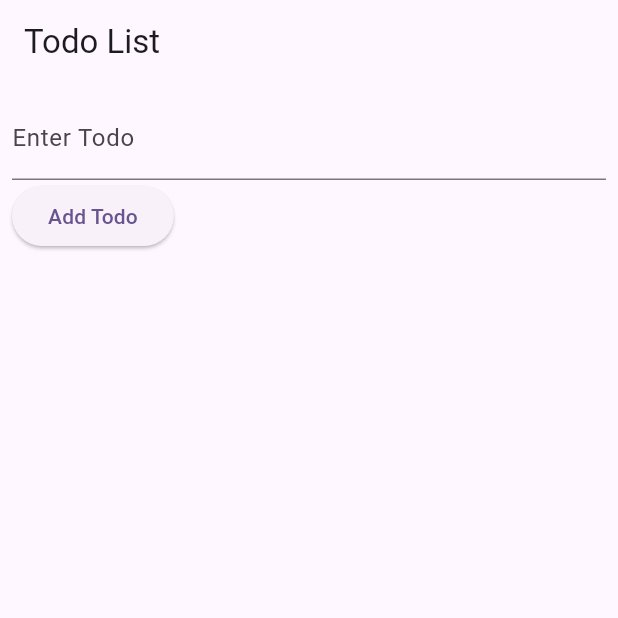
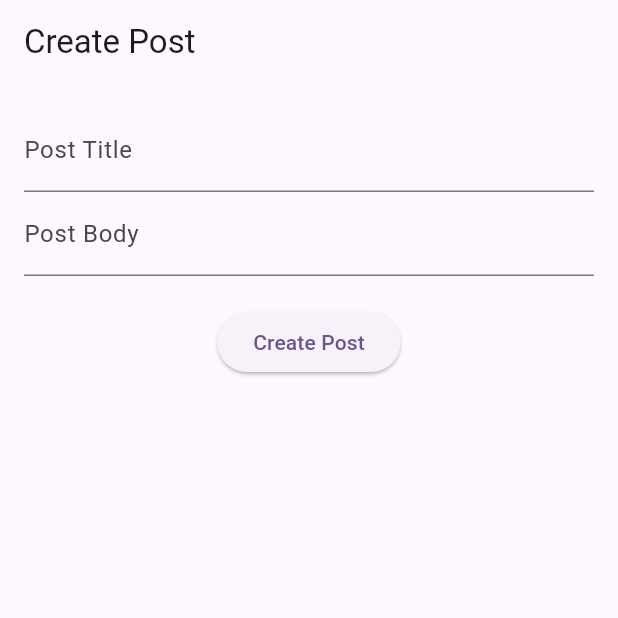
Before and after one commit to GhulamAkber368/1.2-Widget-Testing, a Flutter app: the screen it shows after launch, on a phone screen of 412 x 824 dp, the top half of it. Run offline on Flutter 3.47's test engine with Material 3 defaults, Android fonts, the phone set to English and light mode, and no system bars.

Commit message:
Learned Widget Testing using Todo, Widget Testing using APIs in Detail

```diff
--- a/lib/main.dart
+++ b/lib/main.dart
@@ -1,14 +1,19 @@
 import 'package:flutter/material.dart';
+import 'package:widget_testing/repository/post_repository.dart';
+import 'package:widget_testing/view/post/create_post_view.dart';
+import 'package:widget_testing/view/post/get_posts_view.dart';
 import 'package:widget_testing/view/todo_list_view.dart';
+import 'package:http/http.dart' as http;
 
 void main() {
-  runApp(const MyApp());
+  runApp(MyApp());
 }
 
 class MyApp extends StatelessWidget {
-  const MyApp({super.key});
+  MyApp({super.key});
 
   // This widget is the root of your application.
+  final PostRepository postRepository = PostRepository(http.Client());
   @override
   Widget build(BuildContext context) {
     return MaterialApp(
@@ -24,7 +29,9 @@ class MyApp extends StatelessWidget {
       // ),
       // home: const ToggleSwitchView(),
       // home: const NameInputView(),
-      home: const TodoListView(),
+      // home: const TodoListView(),
+      // home: PostView(postRepository: postRepository),
+      home: CreatePostView(postRepository: postRepository),
     );
   }
 }
--- /dev/null
+++ b/lib/model/post.dart
@@ -0,0 +1,24 @@
+class Post {
+  int? userId;
+  int? id;
+  String? title;
+  String? body;
+
+  Post({this.userId, this.id, this.title, this.body});
+
+  Post.fromJson(Map<String, dynamic> json) {
+    userId = json['userId'];
+    id = json['id'];
+    title = json['title'];
+    body = json['body'];
+  }
+
+  Map<String, dynamic> toJson() {
+    final Map<String, dynamic> data = <String, dynamic>{};
+    data['userId'] = userId;
+    data['id'] = id;
+    data['title'] = title;
+    data['body'] = body;
+    return data;
+  }
+}
--- /dev/null
+++ b/lib/repository/post_repository.dart
@@ -0,0 +1,53 @@
+import 'dart:convert';
+import 'package:flutter/material.dart';
+import 'package:http/http.dart' as http;
+import 'package:widget_testing/model/post.dart';
+import 'package:widget_testing/utils/app_urls.dart';
+
+class PostRepository {
+  final http.Client client;
+  PostRepository(this.client);
+
+  Future<List<Post>> getPosts() async {
+    final response = await client.get(Uri.parse(AppUrls.getPosts));
+
+    if (response.statusCode == 200) {
+      List<dynamic> jsonList = jsonDecode(response.body);
+      return jsonList.map((e) => Post.fromJson(e)).toList();
+    } else if (response.statusCode == 401) {
+      throw Exception("Unauthorized");
+    } else {
+      throw Exception("Something went wrong");
+    }
+  }
+
+  bool _isLoading = false;
+  bool get isLoading => _isLoading;
+
+  setIsLoading(bool isLoading) {
+    _isLoading = isLoading;
+  }
+
+  // Method for sending a POST request
+  Future<Map<String, dynamic>?> createPost(String title, String body) async {
+    try {
+      final response = await client.post(
+        Uri.parse(AppUrls.createPost),
+        headers: <String, String>{
+          'Content-Type': 'application/json; charset=UTF-8',
+        },
+        body: jsonEncode({
+          'title': title,
+          'body': body,
+          'userId': 1,
+        }),
+      );
+      if (response.statusCode == 201) {
+        return jsonDecode(response.body);
+      }
+    } catch (e) {
+      debugPrint("Error: $e");
+      throw Exception("Failed to create Post");
+    }
+  }
+}
--- a/lib/utils/app_urls.dart
+++ b/lib/utils/app_urls.dart
@@ -1,4 +1,8 @@
 class AppUrls {
-  static const userBaseUrl = "https://jsonplaceholder.typicode.com/";
-  static const getUser = "${userBaseUrl}users";
+  static const baseUrl = "https://jsonplaceholder.typicode.com/";
+  static const getUser = "${baseUrl}users";
+
+  static const getPosts = "${baseUrl}posts";
+
+  static const createPost = "${baseUrl}posts";
 }
--- /dev/null
+++ b/lib/view/post/create_post_view.dart
@@ -0,0 +1,105 @@
+// ignore_for_file: library_private_types_in_public_api
+
+import 'package:flutter/material.dart';
+import 'package:widget_testing/repository/post_repository.dart';
+
+class CreatePostView extends StatefulWidget {
+  final PostRepository postRepository;
+  const CreatePostView({super.key, required this.postRepository});
+
+  @override
+  _CreatePostViewState createState() => _CreatePostViewState();
+}
+
+class _CreatePostViewState extends State<CreatePostView> {
+  final TextEditingController titleController = TextEditingController();
+  final TextEditingController bodyController = TextEditingController();
+  String message = '';
+  String title = '';
+  String body = '';
+
+  // Function to create post when button is clicked
+  void createPost() async {
+    try {
+      setState(() {
+        widget.postRepository.setIsLoading(true);
+      });
+      final result = await widget.postRepository.createPost(
+        titleController.text,
+        bodyController.text,
+      );
+      if (result != null) {
+        setState(() {
+          widget.postRepository.setIsLoading(false);
+          message = 'Post created with ID: ${result!['id']}';
+          title = result["title"];
+          body = result["body"];
+        });
+      }
+    } catch (e) {
+      setState(() {
+        widget.postRepository.setIsLoading(false);
+        message = 'Failed to create post: $e';
+      });
+    }
+  }
+
+  final formKey = GlobalKey<FormState>();
+  @override
+  Widget build(BuildContext context) {
+    return Scaffold(
+      appBar: AppBar(title: const Text('Create Post')),
+      body: Padding(
+        padding: const EdgeInsets.all(16.0),
+        child: Form(
+          key: formKey,
+          child: Column(
+            children: [
+              TextFormField(
+                controller: titleController,
+                key: const Key("postTextFormField"),
+                decoration: const InputDecoration(
+                  labelText: 'Post Title',
+                ),
+                validator: (value) {
+                  if (value == null || value.trim().isEmpty) {
+                    return 'Title is required';
+                  }
+                  return null;
+                },
+              ),
+              TextFormField(
+                controller: bodyController,
+                key: const Key("bodyTextFormField"),
+                decoration: const InputDecoration(labelText: 'Post Body'),
+                validator: (value) {
+                  if (value == null || value.trim().isEmpty) {
+                    return 'Body is required';
+                  }
+                  return null;
+                },
+              ),
+              const SizedBox(height: 20),
+              widget.postRepository.isLoading
+                  ? const CircularProgressIndicator()
+                  : ElevatedButton(
+                      onPressed: () {
+                        if (formKey.currentState!.validate()) {
+                          createPost();
+                        }
+                      },
+                      child: const Text('Create Post'),
+                    ),
+              const SizedBox(height: 20),
+              Text(message), // Show the message after post creation
+              const SizedBox(height: 10),
+              Text(title),
+              const SizedBox(height: 10),
+              Text(body)
+            ],
+          ),
+        ),
+      ),
+    );
+  }
+}
--- a/pubspec.yaml
+++ b/pubspec.yaml
@@ -47,6 +47,7 @@ dev_dependencies:
   # package. See that file for information about deactivating specific lint
   # rules and activating additional ones.
   flutter_lints: ^4.0.0
+  mocktail: ^1.0.4
 
 # For information on the generic Dart part of this file, see the
 # following page: https://dart.dev/tools/pub/pubspec
```
Also changed, not shown: lib/view/post/get_posts_view.dart (added, +35 -0 lines), pubspec.lock, 2 other files.
